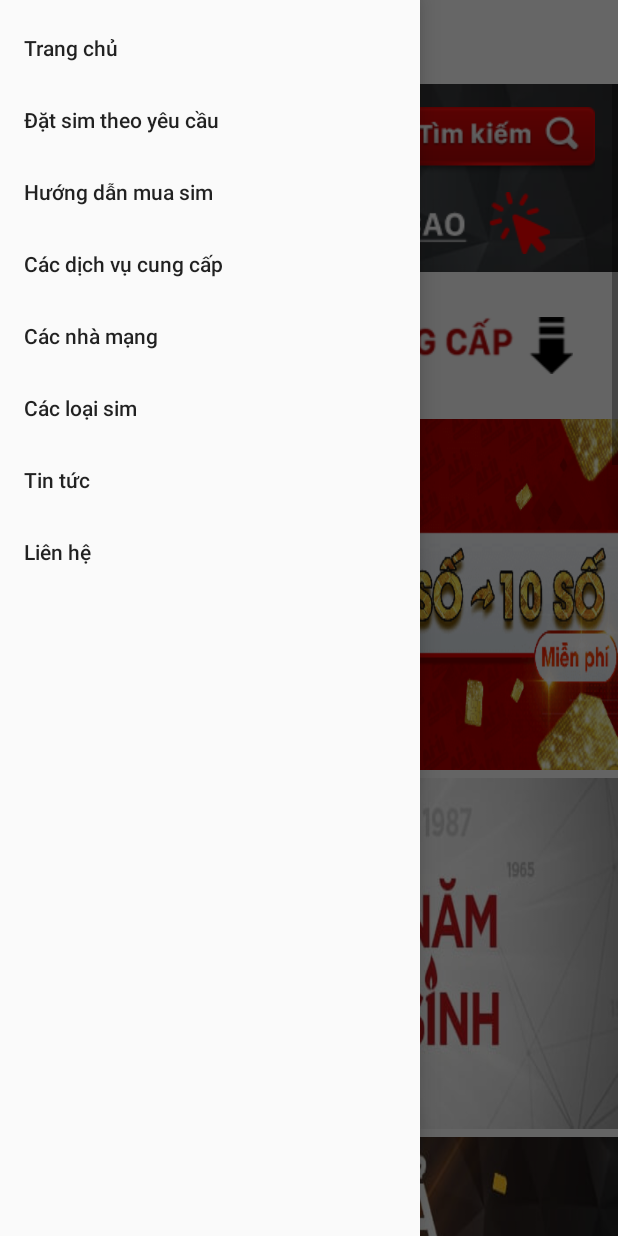
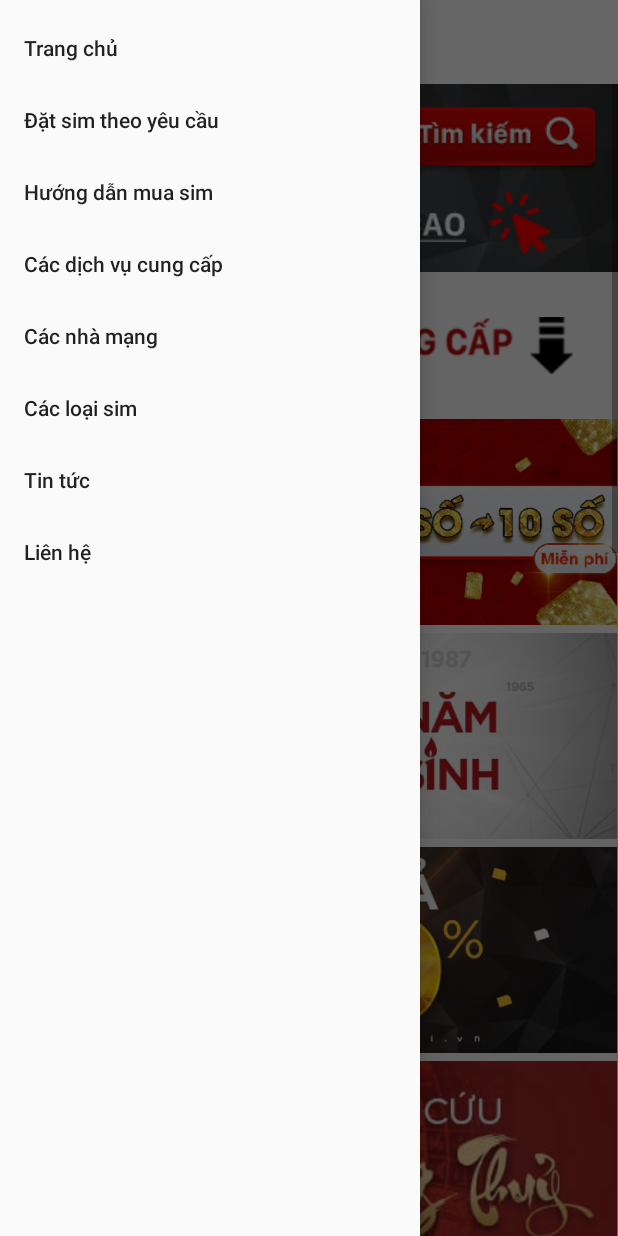
Before and after one commit to kyhv/Ami, an Android app: the screen it shows after launch (MainActivity), with the side drawer open, on a phone screen of 412 x 824 dp. Run offline under Robolectric (Android 15) with nearby library versions, the phone set to English and light mode, and no system bars; our stand-ins replace ButterKnife.

Commit message:
edit layout

```diff
--- a/app/build.gradle
+++ b/app/build.gradle
@@ -25,5 +25,5 @@ dependencies {
     implementation 'com.android.support.constraint:constraint-layout:1.1.3'
     implementation 'com.jakewharton:butterknife:8.8.1'
     annotationProcessor 'com.jakewharton:butterknife-compiler:8.8.1'
-    compile 'com.google.code.gson:gson:2.7'
+    implementation 'com.google.code.gson:gson:2.7'
 }
--- a/app/src/main/java/sodepami/com/ami/ChangeNumberActivity.java
+++ b/app/src/main/java/sodepami/com/ami/ChangeNumberActivity.java
@@ -229,13 +229,12 @@ public class ChangeNumberActivity extends AppCompatActivity implements ContactAd
 
                 AmiLoading.hideLoadingDialog();
                 contactList.clear();
-                contactList.addAll(AmiUtils.getTotal11number(ChangeNumberActivity.this));
+                contactList.addAll(contacts);
                 if (contactList != null && contactList.size() > 0) {
                     rrRestore.setVisibility(View.GONE);
                     rrSearch.setVisibility(View.GONE);
                     rcContact.setVisibility(View.VISIBLE);
                     btConvert.setVisibility(View.VISIBLE);
-                    Collections.sort(contactList, new ContactComparator());
                     adapter.notifyDataSetChanged();
                     checkedContactList.addAll(contactList);
                     btConvert.setText("(ĐÃ CHỌN " + checkedContactList.size() + ")" + " CHUYỂN QUA 10 SỐ -->");
--- a/app/src/main/java/sodepami/com/ami/fragment/FragmentHome.java
+++ b/app/src/main/java/sodepami/com/ami/fragment/FragmentHome.java
@@ -16,7 +16,9 @@ import android.widget.RelativeLayout;
 
 import butterknife.BindView;
 import butterknife.ButterKnife;
+import sodepami.com.ami.MainActivity;
 import sodepami.com.ami.R;
+import sodepami.com.ami.WebActivity;
 
 /**
  * A simple {@link Fragment} subclass.
@@ -26,7 +28,7 @@ import sodepami.com.ami.R;
  */
 public class FragmentHome extends Fragment implements View.OnClickListener{
 
-    RelativeLayout llContact, llBirthday, llTragop, llPhongthuy, llKhuyenmai50, llSimVip, llLaixuatthap;
+    ImageView llContact, llBirthday, llTragop, llPhongthuy, llKhuyenmai50, llSimVip, llLaixuatthap;
     EditText etSearch;
     ImageButton ibSearch;
 
@@ -57,13 +59,13 @@ public class FragmentHome extends Fragment implements View.OnClickListener{
     }
 
     private void initView(View view) {
-        llContact = (RelativeLayout) view.findViewById(R.id.ll_contact);
-        llBirthday = (RelativeLayout) view.findViewById(R.id.ll_sim_birthday);
-        llTragop = (RelativeLayout) view.findViewById(R.id.ll_sim_tragop);
-        llPhongthuy = (RelativeLayout) view.findViewById(R.id.ll_sim_phongthuy);
-        llKhuyenmai50 = (RelativeLayout) view.findViewById(R.id.ll_sim_khuyenmai50);
-        llSimVip = (RelativeLayout) view.findViewById(R.id.ll_sim_vip);
-        llLaixuatthap = (RelativeLayout) view.findViewById(R.id.ll_sim_laixuatthap);
+        llContact = (ImageView) view.findViewById(R.id.ll_contact);
+        llBirthday = (ImageView) view.findViewById(R.id.ll_sim_birthday);
+        llTragop = (ImageView) view.findViewById(R.id.ll_sim_tragop);
+        llPhongthuy = (ImageView) view.findViewById(R.id.ll_sim_phongthuy);
+        llKhuyenmai50 = (ImageView) view.findViewById(R.id.ll_sim_khuyenmai50);
+        llSimVip = (ImageView) view.findViewById(R.id.ll_sim_vip);
+        llLaixuatthap = (ImageView) view.findViewById(R.id.ll_sim_laixuatthap);
         etSearch = (EditText) view.findViewById(R.id.tv_search);
         ibSearch = (ImageButton) view.findViewById(R.id.ib_search);
     }
@@ -105,26 +107,26 @@ public class FragmentHome extends Fragment implements View.OnClickListener{
                 }
                 break;
             case R.id.ll_sim_birthday:
-                startActivity(new Intent(Intent.ACTION_VIEW, Uri.parse("https://sodepami.vn/sim-nam-sinh.html")));
+                WebActivity.startWebActivity(getContext(), "https://sodepami.vn/sim-nam-sinh.html");
                 break;
             case R.id.ll_sim_tragop:
-                startActivity(new Intent(Intent.ACTION_VIEW, Uri.parse("https://sodepami.vn/bai-viet/mua-sim-tra-gop-ami.html")));
+                WebActivity.startWebActivity(getContext(), "https://sodepami.vn/bai-viet/mua-sim-tra-gop-ami.html");
                 break;
             case R.id.ll_sim_phongthuy:
-                startActivity(new Intent(Intent.ACTION_VIEW, Uri.parse("https://sodepami.vn/sim-phong-thuy.html")));
+                WebActivity.startWebActivity(getContext(), "https://sodepami.vn/sim-phong-thuy.html");
                 break;
             case R.id.ll_sim_khuyenmai50:
-                startActivity(new Intent(Intent.ACTION_VIEW, Uri.parse("https://sodepami.vn/sim-giam-gia.html")));
+                WebActivity.startWebActivity(getContext(), "https://sodepami.vn/sim-giam-gia.html");
                 break;
             case R.id.ll_sim_vip:
-                startActivity(new Intent(Intent.ACTION_VIEW, Uri.parse("https://sodepami.vn/bai-viet/thue-sim-vip.html")));
+                WebActivity.startWebActivity(getContext(), "https://sodepami.vn/bai-viet/thue-sim-vip.html");
                 break;
             case R.id.ll_sim_laixuatthap:
-                startActivity(new Intent(Intent.ACTION_VIEW, Uri.parse("https://sodepami.vn/tin-tuc.html")));
+                WebActivity.startWebActivity(getContext(), "https://sodepami.vn/tin-tuc.html");
                 break;
             case R.id.ib_search:
                 String url = "https://sodepami.vn/tim-sim.html?key=" + etSearch.getText().toString().trim();
-                startActivity(new Intent(Intent.ACTION_VIEW, Uri.parse(url)));
+                WebActivity.startWebActivity(getContext(), url);
                 break;
             default:
                 return;
--- a/app/src/main/java/sodepami/com/ami/utils/AmiUtils.java
+++ b/app/src/main/java/sodepami/com/ami/utils/AmiUtils.java
@@ -14,8 +14,10 @@ import com.google.gson.reflect.TypeToken;
 
 import java.lang.reflect.Type;
 import java.util.ArrayList;
+import java.util.Collections;
 import java.util.List;
 
+import sodepami.com.ami.custom.ContactComparator;
 import sodepami.com.ami.model.Contact;
 
 import static android.content.Context.MODE_PRIVATE;
@@ -396,6 +398,9 @@ public class AmiUtils {
         if(cur!=null){
             cur.close();
         }
+        if (contacts.size() > 0) {
+            Collections.sort(contacts, new ContactComparator());
+        }
         return contacts;
     }
 
--- a/app/src/main/res/layout/ami_action_bar.xml
+++ b/app/src/main/res/layout/ami_action_bar.xml
@@ -16,7 +16,9 @@
         android:layout_marginLeft="@dimen/activity_horizontal_margin"
         android:layout_marginRight="@dimen/activity_horizontal_margin"
         android:contentDescription="@string/app_name"
-        app:srcCompat="@drawable/ic_drawer" />
+        android:scaleType="fitCenter"
+        android:adjustViewBounds="true"
+        android:src="@drawable/ic_drawer" />
 
     <ImageView
         android:layout_width="wrap_content"
--- a/app/src/main/res/layout/fragment_fragment_home.xml
+++ b/app/src/main/res/layout/fragment_fragment_home.xml
@@ -49,6 +49,8 @@
                 android:layout_alignParentEnd="true"
                 android:layout_marginBottom="12dp"
                 android:layout_marginEnd="45dp"
+                android:scaleType="fitStart"
+                android:adjustViewBounds="true"
                 android:background="@drawable/bg_advance_search" />
         </RelativeLayout>
 
@@ -63,71 +65,87 @@
                 android:layout_height="wrap_content"
                 android:layout_margin="30dp"
                 android:layout_centerInParent="true"
+                android:scaleType="fitStart"
+                android:adjustViewBounds="true"
                 android:background="@drawable/bg_service" />
         </RelativeLayout>
 
-        <RelativeLayout
+        <ImageView
             android:id="@+id/ll_contact"
             android:layout_width="match_parent"
             android:layout_height="wrap_content"
             android:layout_below="@+id/ll_service"
+            android:scaleType="fitStart"
+            android:adjustViewBounds="true"
             android:layout_marginBottom="5dp"
-            android:background="@drawable/ic_change_number">
-        </RelativeLayout>
+            android:src="@drawable/ic_change_number">
+        </ImageView>
 
-        <RelativeLayout
+        <ImageView
             android:id="@+id/ll_sim_birthday"
             android:layout_width="match_parent"
             android:layout_height="wrap_content"
             android:layout_below="@+id/ll_contact"
             android:layout_marginBottom="5dp"
-            android:background="@drawable/bg_sim_birthday">
-        </RelativeLayout>
+            android:scaleType="fitStart"
+            android:adjustViewBounds="true"
+            android:src="@drawable/bg_sim_birthday">
+        </ImageView>
 
-        <RelativeLayout
+        <ImageView
             android:id="@+id/ll_sim_tragop"
             android:layout_width="match_parent"
             android:layout_height="wrap_content"
             android:layout_below="@+id/ll_sim_birthday"
             android:layout_marginBottom="5dp"
-            android:background="@drawable/bg_sim_tragop">
-        </RelativeLayout>
+            android:scaleType="fitStart"
+            android:adjustViewBounds="true"
+            android:src="@drawable/bg_sim_tragop">
+        </ImageView>
 
-        <RelativeLayout
+        <ImageView
             android:id="@+id/ll_sim_phongthuy"
             android:layout_width="match_parent"
             android:layout_height="wrap_content"
             android:layout_below="@+id/ll_sim_tragop"
             android:layout_marginBottom="5dp"
-            android:background="@drawable/bg_sim_phongthuy">
-        </RelativeLayout>
+            android:scaleType="fitStart"
+            android:adjustViewBounds="true"
+            android:src="@drawable/bg_sim_phongthuy">
+        </ImageView>
 
-        <RelativeLayout
+        <ImageView
             android:id="@+id/ll_sim_khuyenmai50"
             android:layout_width="match_parent"
             android:layout_height="wrap_content"
             android:layout_below="@+id/ll_sim_phongthuy"
             android:layout_marginBottom="5dp"
-            android:background="@drawable/bg_sim_khuyenmai50">
-        </RelativeLayout>
+            android:scaleType="fitStart"
+            android:adjustViewBounds="true"
+            android:src="@drawable/bg_sim_khuyenmai50">
+        </ImageView>
 
-        <RelativeLayout
+        <ImageView
             android:id="@+id/ll_sim_vip"
             android:layout_width="match_parent"
             android:layout_height="wrap_content"
             android:layout_below="@+id/ll_sim_khuyenmai50"
             android:layout_marginBottom="5dp"
-            android:background="@drawable/bg_sim_vip">
-        </RelativeLayout>
+            android:scaleType="fitStart"
+            android:adjustViewBounds="true"
+            android:src="@drawable/bg_sim_vip">
+        </ImageView>
 
-        <RelativeLayout
+        <ImageView
             android:id="@+id/ll_sim_laixuatthap"
             android:layout_width="match_parent"
             android:layout_height="wrap_content"
             android:layout_below="@+id/ll_sim_vip"
             android:layout_marginBottom="5dp"
-            android:background="@drawable/bg_sim_laixuatthap">
-        </RelativeLayout>
+            android:scaleType="fitStart"
+            android:adjustViewBounds="true"
+            android:src="@drawable/bg_sim_laixuatthap">
+        </ImageView>
 
         <RelativeLayout
             android:id="@+id/ll_contact_info"
--- a/app/src/main/res/values/strings.xml
+++ b/app/src/main/res/values/strings.xml
@@ -9,4 +9,5 @@
 
     <!-- TODO: Remove or change this placeholder text -->
     <string name="hello_blank_fragment">Hello blank fragment</string>
+    <string name="title_activity_web">WebActivity</string>
 </resources>
```
Also changed, not shown: app/src/main/AndroidManifest.xml (+13 -8 lines), app/src/main/java/sodepami/com/ami/MainActivity.java (+7 -7 lines).
